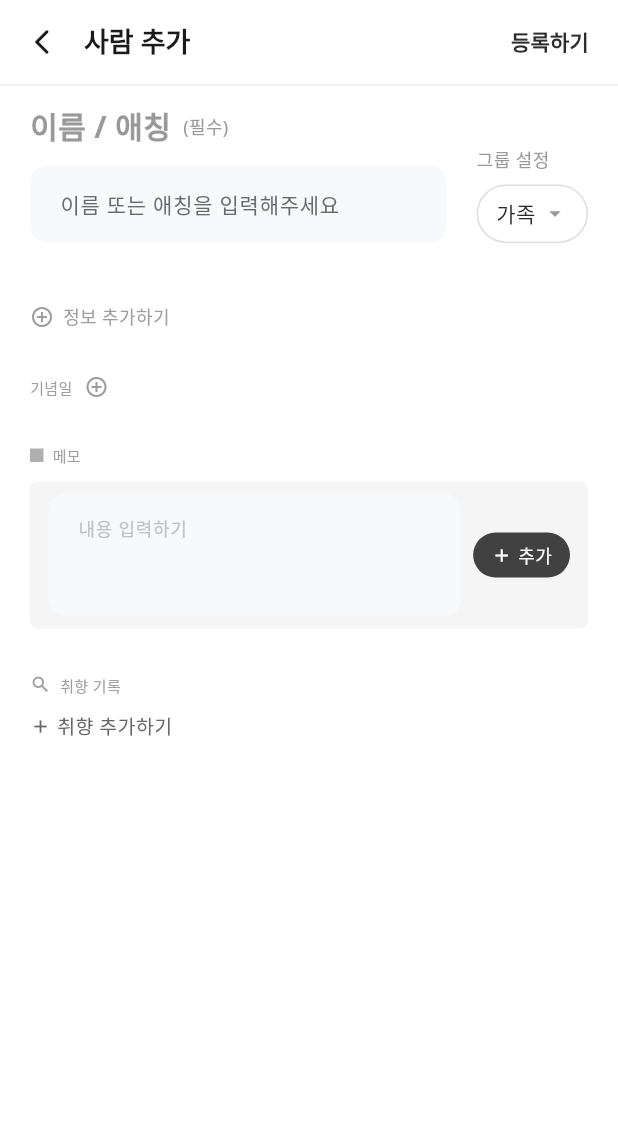
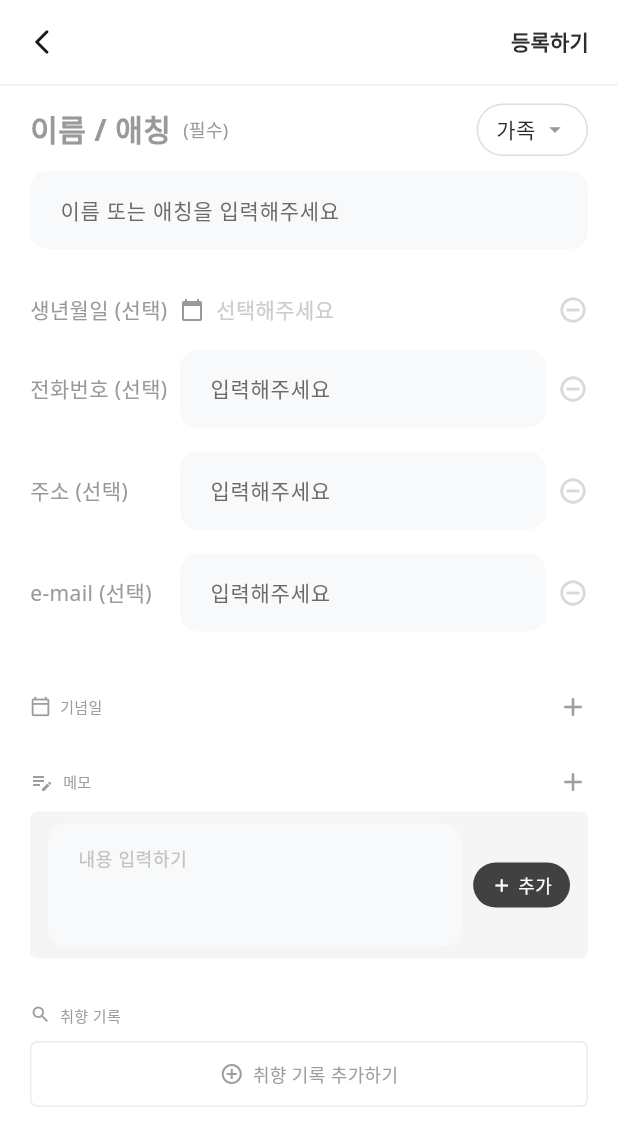
Before and after one commit to uiiuodo/testedn5, a Flutter app: the PersonEditScreen screen opened directly, on a phone screen of 412 x 824 dp. Shown: the top 1146 px of the screen. Run offline on Flutter 3.47's test engine with Material 3 defaults, Android fonts, the light colour scheme and no system bars; our stand-ins replace get, hive, hive_flutter, shared_preferences, table_calendar; accounts and stored records are empty; Roboto replaces fonts that are missing (Noto Sans).

Commit message:
등록 화면

```diff
--- a/lib/ui/page/people/person_edit_screen.dart
+++ b/lib/ui/page/people/person_edit_screen.dart
@@ -15,11 +15,12 @@ class PersonEditScreen extends StatelessWidget {
   @override
   Widget build(BuildContext context) {
     final controller = Get.put(PersonEditController(personId: personId));
+    final FocusNode nameFocusNode = FocusNode();
 
     return Scaffold(
       backgroundColor: AppColors.background,
       appBar: CustomAppBar(
-        title: personId == null ? '사람 추가' : '사람 수정',
+        title: '', // Empty title
         actions: [
           TextButton(
             onPressed: controller.savePerson,
@@ -40,14 +41,17 @@ class PersonEditScreen extends StatelessWidget {
             crossAxisAlignment: CrossAxisAlignment.start,
             children: [
               // 1. Name / Nickname & Group Selection
-              Row(
-                crossAxisAlignment: CrossAxisAlignment.end,
-                children: [
-                  Expanded(
-                    child: Column(
+              Column(
                 crossAxisAlignment: CrossAxisAlignment.start,
                 children: [
                   Row(
+                    mainAxisAlignment: MainAxisAlignment.spaceBetween,
+                    children: [
+                      GestureDetector(
+                        onTap: () {
+                          FocusScope.of(context).requestFocus(nameFocusNode);
+                        },
+                        child: Row(
                           children: const [
                             Text(
                               '이름 / 애칭',
@@ -68,35 +72,16 @@ class PersonEditScreen extends StatelessWidget {
                             ),
                           ],
                         ),
-                        const SizedBox(height: 10),
-                        CustomInputField(
-                          controller: controller.nameController,
-                          hint: '이름 또는 애칭을 입력해주세요',
                       ),
-                      ],
-                    ),
-                  ),
-                  const SizedBox(width: 20),
-                  // Group Selection (Moved to top right)
+                      // Group Selection
                       GestureDetector(
                         onTap: () {
                           _showGroupSelectionDialog(context, controller);
                         },
-                    child: Column(
-                      crossAxisAlignment: CrossAxisAlignment.start,
-                      children: [
-                        const Text(
-                          '그룹 설정',
-                          style: TextStyle(
-                            fontSize: 12,
-                            color: Color(0xFF999999),
-                          ),
-                        ),
-                        const SizedBox(height: 8),
-                        Container(
+                        child: Container(
                           padding: const EdgeInsets.symmetric(
                             horizontal: 12,
-                            vertical: 8,
+                            vertical: 6,
                           ),
                           decoration: BoxDecoration(
                             border: Border.all(color: const Color(0xFFDEDEDE)),
@@ -128,34 +113,39 @@ class PersonEditScreen extends StatelessWidget {
                             ],
                           ),
                         ),
+                      ),
                     ],
                   ),
+                  const SizedBox(height: 10),
+                  CustomInputField(
+                    controller: controller.nameController,
+                    hint: '이름 또는 애칭을 입력해주세요',
+                    focusNode: nameFocusNode,
                   ),
                 ],
               ),
               const SizedBox(height: 30),
 
-              // 2. Info Fields (Deletable)
-              Obx(() {
-                if (!controller.showBirthDate.value)
-                  return const SizedBox.shrink();
-                return _buildDeletableInfoRow(
-                  label: '생년월일',
+              // 2. Info Fields (Fixed List)
+              // Birthday
+              _buildInfoRow(
+                label: '생년월일 (선택)',
+                icon: Icons.calendar_today,
                 onDelete: () {
-                    controller.showBirthDate.value = false;
                   controller.birthDate.value = null;
+                  controller.showBirthDate.value = false; // Logic compatibility
                 },
                 child: GestureDetector(
                   onTap: () async {
                     final date = await showDatePicker(
                       context: context,
-                        initialDate:
-                            controller.birthDate.value ?? DateTime.now(),
+                      initialDate: controller.birthDate.value ?? DateTime.now(),
                       firstDate: DateTime(1900),
                       lastDate: DateTime.now(),
                     );
                     if (date != null) {
                       controller.birthDate.value = date;
+                      controller.showBirthDate.value = true;
                     }
                   },
                   child: Obx(() {
@@ -173,131 +163,75 @@ class PersonEditScreen extends StatelessWidget {
                     );
                   }),
                 ),
-                );
-              }),
-              Obx(() {
-                if (!controller.showPhone.value) return const SizedBox.shrink();
-                return _buildDeletableInfoRow(
-                  label: '전화번호',
+              ),
+              const SizedBox(height: 16),
+
+              // Phone
+              _buildInfoRow(
+                label: '전화번호 (선택)',
                 onDelete: () {
+                  controller.phoneController.clear();
                   controller.showPhone.value = false;
-                    controller.phoneController.clear();
                 },
                 child: CustomInputField(
                   controller: controller.phoneController,
                   hint: '입력해주세요',
                   keyboardType: TextInputType.phone,
+                  onChanged: (val) {
+                    if (val.isNotEmpty) controller.showPhone.value = true;
+                  },
                 ),
-                );
-              }),
-              Obx(() {
-                if (!controller.showAddress.value)
-                  return const SizedBox.shrink();
-                return _buildDeletableInfoRow(
-                  label: '주소',
+              ),
+              const SizedBox(height: 16),
+
+              // Address
+              _buildInfoRow(
+                label: '주소 (선택)',
                 onDelete: () {
+                  controller.addressController.clear();
                   controller.showAddress.value = false;
-                    controller.addressController.clear();
                 },
                 child: CustomInputField(
                   controller: controller.addressController,
                   hint: '입력해주세요',
+                  onChanged: (val) {
+                    if (val.isNotEmpty) controller.showAddress.value = true;
+                  },
                 ),
-                );
-              }),
-              Obx(() {
-                if (!controller.showEmail.value) return const SizedBox.shrink();
-                return _buildDeletableInfoRow(
-                  label: 'e-mail',
+              ),
+              const SizedBox(height: 16),
+
+              // Email
+              _buildInfoRow(
+                label: 'e-mail (선택)',
                 onDelete: () {
+                  controller.emailController.clear();
                   controller.showEmail.value = false;
-                    controller.emailController.clear();
                 },
                 child: CustomInputField(
                   controller: controller.emailController,
                   hint: '입력해주세요',
                   keyboardType: TextInputType.emailAddress,
+                  onChanged: (val) {
+                    if (val.isNotEmpty) controller.showEmail.value = true;
+                  },
                 ),
-                );
-              }),
+              ),
+              const SizedBox(height: 40),
 
-              // Add Information Button
-              Obx(() {
-                final hasHiddenFields =
-                    !controller.showBirthDate.value ||
-                    !controller.showPhone.value ||
-                    !controller.showAddress.value ||
-                    !controller.showEmail.value;
-
-                if (!hasHiddenFields) return const SizedBox.shrink();
-
-                return Padding(
-                  padding: const EdgeInsets.only(top: 10),
-                  child: PopupMenuButton<String>(
-                    onSelected: (value) {
-                      switch (value) {
-                        case 'birthDate':
-                          controller.showBirthDate.value = true;
-                          break;
-                        case 'phone':
-                          controller.showPhone.value = true;
-                          break;
-                        case 'address':
-                          controller.showAddress.value = true;
-                          break;
-                        case 'email':
-                          controller.showEmail.value = true;
-                          break;
-                      }
-                    },
-                    itemBuilder: (context) => [
-                      if (!controller.showBirthDate.value)
-                        const PopupMenuItem(
-                          value: 'birthDate',
-                          child: Text('생년월일 추가'),
-                        ),
-                      if (!controller.showPhone.value)
-                        const PopupMenuItem(
-                          value: 'phone',
-                          child: Text('전화번호 추가'),
-                        ),
-                      if (!controller.showAddress.value)
-                        const PopupMenuItem(
-                          value: 'address',
-                          child: Text('주소 추가'),
-                        ),
-                      if (!controller.showEmail.value)
-                        const PopupMenuItem(
-                          value: 'email',
-                          child: Text('e-mail 추가'),
-                        ),
-                    ],
-                    child: Row(
+              // 3. Anniversary Section
+              Row(
+                mainAxisAlignment: MainAxisAlignment.spaceBetween,
+                children: [
+                  Row(
                     children: const [
                       Icon(
-                          Icons.add_circle_outline,
-                          size: 16,
+                        Icons.calendar_today_outlined,
+                        size: 14,
                         color: Color(0xFF9D9D9D),
                       ),
                       SizedBox(width: 6),
                       Text(
-                          '정보 추가하기',
-                          style: TextStyle(
-                            fontSize: 12,
-                            color: Color(0xFF9D9D9D),
-                          ),
-                        ),
-                      ],
-                    ),
-                  ),
-                );
-              }),
-              const SizedBox(height: 30),
-
-              // 3. Anniversary Section
-              Row(
-                children: [
-                  const Text(
                         '기념일',
                         style: TextStyle(
                           fontSize: 10,
@@ -305,14 +239,15 @@ class PersonEditScreen extends StatelessWidget {
                           color: Color(0xFF9D9D9D),
                         ),
                       ),
-                  const SizedBox(width: 8),
+                    ],
+                  ),
                   GestureDetector(
                     onTap: () {
                       controller.isAddingAnniversary.toggle();
                     },
                     child: const Icon(
-                      Icons.add_circle_outline,
-                      size: 16,
+                      Icons.add,
+                      size: 20,
                       color: Color(0xFF9D9D9D),
                     ),
                   ),
@@ -551,18 +486,33 @@ class PersonEditScreen extends StatelessWidget {
 
               // 4. Memo Section
               Row(
+                mainAxisAlignment: MainAxisAlignment.spaceBetween,
                 children: [
-                  Container(
-                    width: 9,
-                    height: 9,
-                    color: const Color(0xFFB0B0B0),
-                  ),
-                  const SizedBox(width: 6),
-                  const Text(
+                  Row(
+                    children: const [
+                      Icon(Icons.edit_note, size: 16, color: Color(0xFF9D9D9D)),
+                      SizedBox(width: 6),
+                      Text(
                         '메모',
                         style: TextStyle(
                           fontSize: 10,
                           fontWeight: FontWeight.w500,
+                          color: Color(0xFF9D9D9D),
+                        ),
+                      ),
+                    ],
+                  ),
+                  GestureDetector(
+                    onTap: () {
+                      if (controller.newMemoController.text.isNotEmpty) {
+                        controller.addMemo(controller.newMemoController.text);
+                      } else {
+                        // Focus or show input if hidden (currently always visible)
+                      }
+                    },
+                    child: const Icon(
+                      Icons.add,
+                      size: 20,
                       color: Color(0xFF9D9D9D),
                     ),
                   ),
@@ -622,7 +572,7 @@ class PersonEditScreen extends StatelessWidget {
                   }).toList(),
                 ),
               ),
-              // Add Memo Input
+              // Add Memo Input (Card Style)
               Container(
                 padding: const EdgeInsets.symmetric(
                   horizontal: 12,
@@ -658,6 +608,9 @@ class PersonEditScreen extends StatelessWidget {
                       ),
                     ),
                     const SizedBox(width: 8),
+                    // Optional: Keep the 'Add' button inside or rely on the header (+) button
+                    // User requested (+) button in header, but existing logic had inline add.
+                    // We'll keep the inline add button for better UX as per "card style" request implies input area.
                     GestureDetector(
                       onTap: () {
                         if (controller.newMemoController.text.isNotEmpty) {
@@ -694,7 +647,6 @@ class PersonEditScreen extends StatelessWidget {
               ),
               const SizedBox(height: 30),
 
-              // 5. Preference Section
               // 5. Preference Section
               Row(
                 children: const [
@@ -812,7 +764,7 @@ class PersonEditScreen extends StatelessWidget {
                                 '비선호: ',
                                 style: TextStyle(
                                   fontSize: 12,
-                                  color: Color(0xFF979797),
+                                  color: Color(0xFFFF5C5C),
                                 ),
                               ),
                               Expanded(
@@ -847,24 +799,39 @@ class PersonEditScreen extends StatelessWidget {
                   }).toList(),
                 ),
               ),
-
+              // Add Preference Button
               GestureDetector(
                 onTap: () {
                   controller.addPreference('', '', '');
                 },
+                child: Container(
+                  width: double.infinity,
+                  padding: const EdgeInsets.symmetric(vertical: 12),
+                  decoration: BoxDecoration(
+                    color: Colors.white,
+                    borderRadius: BorderRadius.circular(5),
+                    border: Border.all(color: const Color(0xFFEBEBEB)),
+                  ),
+                  child: Center(
                     child: Row(
+                      mainAxisSize: MainAxisSize.min,
                       children: const [
-                    Icon(Icons.add, size: 14, color: Color(0xFF656565)),
-                    SizedBox(width: 4),
+                        Icon(
+                          Icons.add_circle_outline,
+                          size: 16,
+                          color: Color(0xFF9D9D9D),
+                        ),
+                        SizedBox(width: 6),
                         Text(
-                      '취향 추가하기',
+                          '취향 기록 추가하기',
                           style: TextStyle(
-                        fontSize: 13,
-                        fontWeight: FontWeight.w500,
-                        color: Color(0xFF656565),
+                            fontSize: 12,
+                            color: Color(0xFF9D9D9D),
                           ),
                         ),
                       ],
+                    ),
+                  ),
                 ),
               ),
               const SizedBox(height: 40),
@@ -875,43 +842,46 @@ class PersonEditScreen extends StatelessWidget {
     );
   }
 
-  Widget _buildDeletableInfoRow({
+  Widget _buildInfoRow({
     required String label,
     required Widget child,
     required VoidCallback onDelete,
+    IconData? icon,
   }) {
-    return Container(
-      margin: const EdgeInsets.only(bottom: 20),
-      child: Row(
-        crossAxisAlignment: CrossAxisAlignment.center,
+    return Row(
       children: [
         SizedBox(
-            width: 80,
+          width: 100,
           child: Text(
             label,
             style: const TextStyle(
               fontSize: 14,
+              color: Color(0xFF999999),
               fontWeight: FontWeight.w500,
-                color: Color(0xFF999999),
             ),
           ),
         ),
+        Expanded(
+          child: Row(
+            children: [
+              if (icon != null) ...[
+                Icon(icon, size: 16, color: const Color(0xFF999999)),
+                const SizedBox(width: 8),
+              ],
               Expanded(child: child),
+            ],
+          ),
+        ),
         const SizedBox(width: 8),
-          IconButton(
-            icon: const Icon(
+        GestureDetector(
+          onTap: onDelete,
+          child: const Icon(
             Icons.remove_circle_outline,
-              size: 16,
-              color: Color(0xFF4A4A4A),
+            size: 20,
+            color: Color(0xFFD9D9D9),
           ),
-            onPressed: () {
-              // TODO: Implement remove field logic
-            },
-            padding: EdgeInsets.zero,
-            constraints: const BoxConstraints(),
         ),
       ],
-      ),
     );
   }
 
@@ -923,24 +893,29 @@ class PersonEditScreen extends StatelessWidget {
       context: context,
       builder: (context) => AlertDialog(
         title: const Text('그룹 선택'),
-        content: Obx(
-          () => Column(
-            mainAxisSize: MainAxisSize.min,
-            children: controller.groups
-                .map(
-                  (group) => RadioListTile(
+        content: SizedBox(
+          width: double.maxFinite,
+          child: ListView.builder(
+            shrinkWrap: true,
+            itemCount: controller.groups.length,
+            itemBuilder: (context, index) {
+              final group = controller.groups[index];
+              return ListTile(
+                leading: Container(
+                  width: 12,
+                  height: 12,
+                  decoration: BoxDecoration(
+                    color: Color(group.colorValue),
+                    shape: BoxShape.circle,
+                  ),
+                ),
                 title: Text(group.name),
-                    value: group.id,
-                    groupValue: controller.selectedGroupId.value,
-                    onChanged: (value) {
-                      if (value != null) {
-                        controller.selectedGroupId.value = value;
+                onTap: () {
+                  controller.selectedGroupId.value = group.id;
                   Get.back();
-                      }
                 },
-                  ),
-                )
-                .toList(),
+              );
+            },
           ),
         ),
       ),
--- a/lib/ui/widgets/common/custom_input_field.dart
+++ b/lib/ui/widgets/common/custom_input_field.dart
@@ -13,6 +13,7 @@ class CustomInputField extends StatelessWidget {
   final Widget? suffixIcon;
   final bool readOnly;
   final VoidCallback? onTap;
+  final FocusNode? focusNode;
 
   const CustomInputField({
     super.key,
@@ -26,6 +27,7 @@ class CustomInputField extends StatelessWidget {
     this.suffixIcon,
     this.readOnly = false,
     this.onTap,
+    this.focusNode,
   });
 
   @override
@@ -42,6 +44,7 @@ class CustomInputField extends StatelessWidget {
         ],
         TextField(
           controller: controller,
+          focusNode: focusNode,
           onChanged: onChanged,
           keyboardType: keyboardType,
           maxLines: maxLines,
```
Lines whose indentation alone changed are shown as unchanged.
